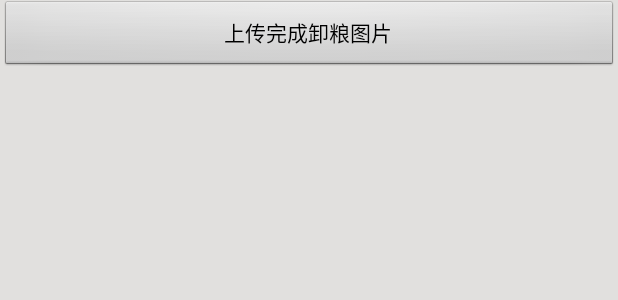
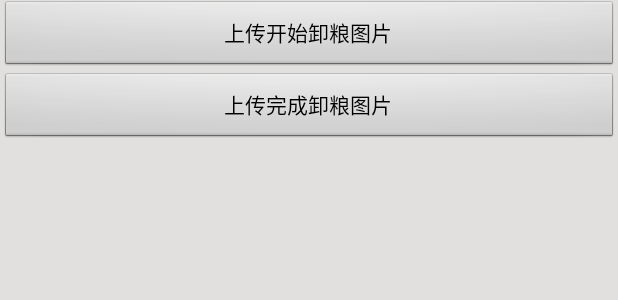
Before and after one commit to huqiangqaq/QR_CodeScan, an Android app: the layout activity_main.xml on its own in the app's theme, with its tools: preview values and no code run, on a phone screen of 412 x 824 dp. Shown: the top 300 px of the screen. Run offline under Robolectric (Android 15) with nearby library versions, the phone set to English and light mode, and no system bars.

Commit message:
提交代码

```diff
--- a/app/src/main/java/com/example/qr_codescan/MainActivity.java
+++ b/app/src/main/java/com/example/qr_codescan/MainActivity.java
@@ -93,9 +93,8 @@ public class MainActivity extends Activity {
 		}
 		mTextView = (TextView) findViewById(R.id.result);
 		mimg_show = (ImageView) findViewById(R.id.img_show);
+		btn_end = (Button) findViewById(R.id.btn_end);
 		btn_start = (Button) findViewById(R.id.btn_start);
-		btn_end = (Button) findViewById(R.id.btn_end);
-
 		//扫描二维码
 		Intent intent = new Intent();
 		intent.setClass(MainActivity.this, MipcaActivityCapture.class);
@@ -114,6 +113,7 @@ public class MainActivity extends Activity {
 						dialog1.setTitleText("请先扫描二维码");
 						dialog1.setCancelable(true);
 						dialog1.show();
+
 					}else {
 						File dir = new File(Environment.getExternalStorageDirectory(), "pictures");
 						if (dir.exists()) {
--- a/app/src/main/res/layout/activity_main.xml
+++ b/app/src/main/res/layout/activity_main.xml
@@ -11,11 +11,11 @@
         <!--android:layout_height="wrap_content"-->
         <!--android:layout_alignParentTop="true"-->
         <!--android:text="扫描二维码" />-->
-    <!--<Button-->
-        android:id="@+id/btn_start"
-        android:layout_width="match_parent"
-        android:layout_height="wrap_content"
-        android:text="上传开始卸粮图片" />
+    <Button
+    android:id="@+id/btn_start"
+    android:layout_width="match_parent"
+    android:layout_height="wrap_content"
+    android:text="上传开始卸粮图片" />
     <Button
         android:layout_width="match_parent"
         android:layout_height="wrap_content"
```
Also changed, not shown: 15 other files.
